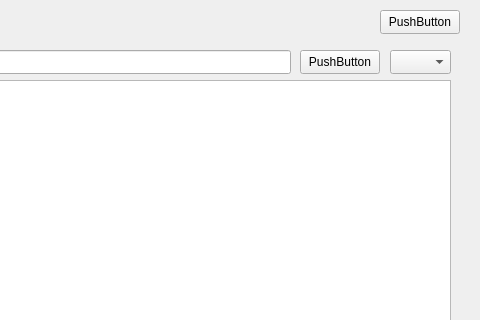
Before: the Qt Designer form MateriaaliLaskuri/changeswindow.ui in jmakkie/MateriaaliLaskuri, drawn with Qt 5; both pictures show x 320 to 800 and y 0 to 320 of the 800 by 600 pixel window.
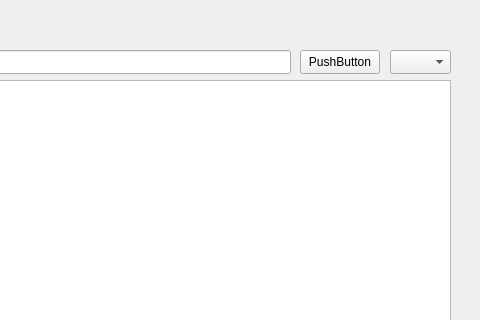
After: the same form once the commit is applied.

Patch:
```diff
--- a/MateriaaliLaskuri/changeswindow.ui
+++ b/MateriaaliLaskuri/changeswindow.ui
@@ -14,19 +14,6 @@
    <string>MainWindow</string>
   </property>
   <widget class="QWidget" name="centralwidget">
-   <widget class="QPushButton" name="changesback">
-    <property name="geometry">
-     <rect>
-      <x>700</x>
-      <y>10</y>
-      <width>80</width>
-      <height>24</height>
-     </rect>
-    </property>
-    <property name="text">
-     <string>PushButton</string>
-    </property>
-   </widget>
    <widget class="QTableView" name="changestable">
     <property name="geometry">
      <rect>
```
